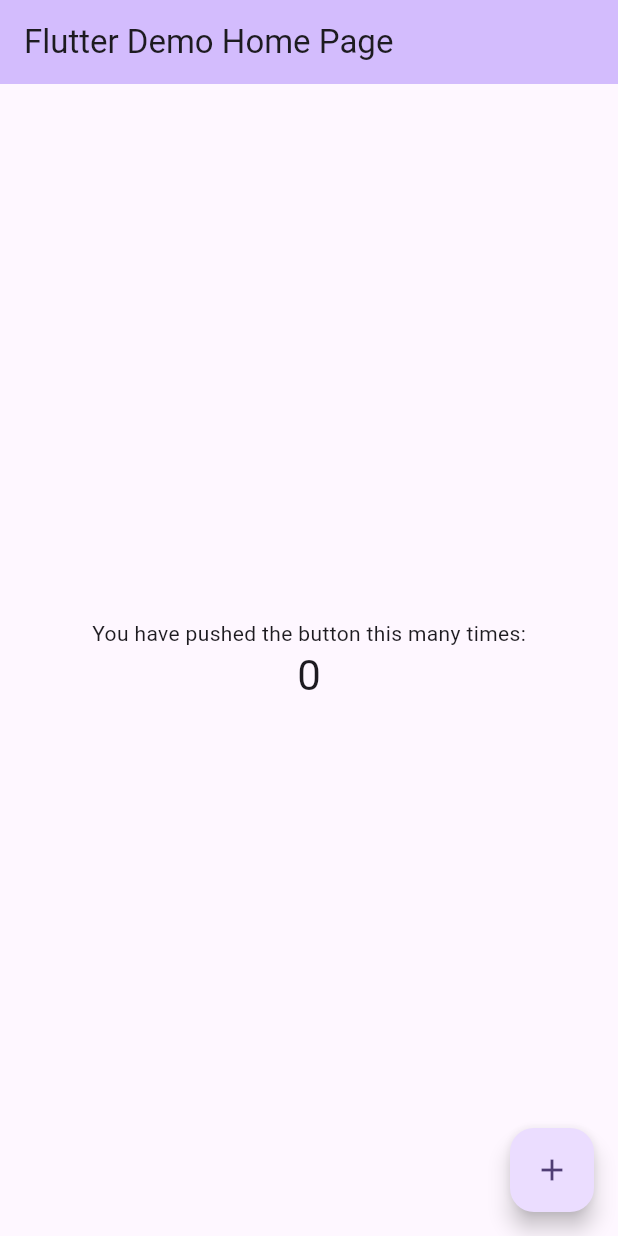
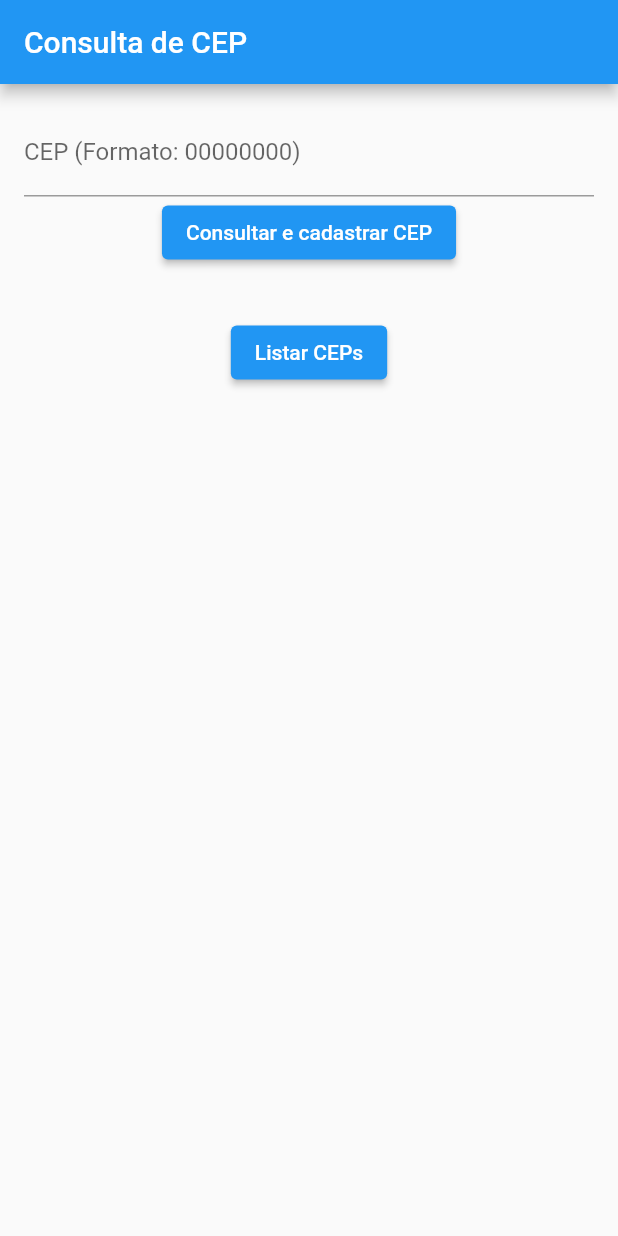
Before and after one commit to apprendii7/consultacep, a Flutter app: the screen it shows after launch, on a phone screen of 412 x 824 dp. Run offline on Flutter 3.47's test engine with Material 2 defaults, Android fonts, the phone set to English and light mode, and no system bars.

Commit message:
feat: ok

```diff
--- a/lib/main.dart
+++ b/lib/main.dart
@@ -1,125 +1,301 @@
+import 'dart:convert';
 import 'package:flutter/material.dart';
+import 'package:http/http.dart' as http;
+
+const back4AppBaseUrl = 'https://parseapi.back4app.com/classes/ceps';
 
 void main() {
-  runApp(const MyApp());
+  runApp(MyApp());
 }
 
 class MyApp extends StatelessWidget {
-  const MyApp({super.key});
-
-  // This widget is the root of your application.
   @override
   Widget build(BuildContext context) {
     return MaterialApp(
-      title: 'Flutter Demo',
-      theme: ThemeData(
-        // This is the theme of your application.
-        //
-        // TRY THIS: Try running your application with "flutter run". You'll see
-        // the application has a blue toolbar. Then, without quitting the app,
-        // try changing the seedColor in the colorScheme below to Colors.green
-        // and then invoke "hot reload" (save your changes or press the "hot
-        // reload" button in a Flutter-supported IDE, or press "r" if you used
-        // the command line to start the app).
-        //
-        // Notice that the counter didn't reset back to zero; the application
-        // state is not lost during the reload. To reset the state, use hot
-        // restart instead.
-        //
-        // This works for code too, not just values: Most code changes can be
-        // tested with just a hot reload.
-        colorScheme: ColorScheme.fromSeed(seedColor: Colors.deepPurple),
-        useMaterial3: true,
-      ),
-      home: const MyHomePage(title: 'Flutter Demo Home Page'),
+      home: HomeScreen(),
     );
   }
 }
 
-class MyHomePage extends StatefulWidget {
-  const MyHomePage({super.key, required this.title});
+class HomeScreen extends StatefulWidget {
+  @override
+  _HomeScreenState createState() => _HomeScreenState();
+}
 
-  // This widget is the home page of your application. It is stateful, meaning
-  // that it has a State object (defined below) that contains fields that affect
-  // how it looks.
-
-  // This class is the configuration for the state. It holds the values (in this
-  // case the title) provided by the parent (in this case the App widget) and
-  // used by the build method of the State. Fields in a Widget subclass are
-  // always marked "final".
-
-  final String title;
+class _HomeScreenState extends State<HomeScreen> {
+  final TextEditingController _cepController = TextEditingController();
+  String _errorMessage = "";
+  String _cepResponse = "";
 
   @override
-  State<MyHomePage> createState() => _MyHomePageState();
+  Widget build(BuildContext context) {
+    return Scaffold(
+      appBar: AppBar(
+        title: Text('Consulta de CEP'),
+      ),
+      body: Padding(
+        padding: const EdgeInsets.all(16.0),
+        child: Column(
+          children: <Widget>[
+            TextField(
+              controller: _cepController,
+              keyboardType: TextInputType.number,
+              decoration: InputDecoration(labelText: 'CEP (Formato: 00000000)'),
+            ),
+            ElevatedButton(
+              onPressed: () async {
+                final cep = _cepController.text;
+
+                if (isValidCep(cep)) {
+                  final viaCepUrl = 'https://viacep.com.br/ws/$cep/json/';
+                  final response = await http.get(Uri.parse(viaCepUrl));
+
+                  if (response.statusCode == 200) {
+                    final data = json.decode(response.body);
+                    _cepResponse =
+                        "Cidade: ${data['localidade']}, UF: ${data['uf']}";
+                    sendCepToBack4App(cep, data);
+                  } else {
+                    _cepResponse = "CEP não encontrado";
+                  }
+                } else {
+                  _cepResponse = "CEP inválido";
+                }
+
+                setState(() {});
+              },
+              child: Text('Consultar e cadastrar CEP'),
+            ),
+            Text(_errorMessage, style: TextStyle(color: Colors.red)),
+            Text(_cepResponse),
+            ElevatedButton(
+              onPressed: () {
+                Navigator.push(
+                  context,
+                  MaterialPageRoute(builder: (context) => ListCepsScreen()),
+                );
+              },
+              child: Text('Listar CEPs'),
+            ),
+          ],
+        ),
+      ),
+    );
+  }
+
+  bool isValidCep(String cep) {
+    final cepRegExp = RegExp(r'^\d{8}$');
+    return cepRegExp.hasMatch(cep);
+  }
+
+  Future<void> sendCepToBack4App(
+      String cep, Map<String, dynamic> viaCepData) async {
+    final url = Uri.parse(back4AppBaseUrl);
+    final response = await http.post(
+      url,
+      headers: {
+        'X-Parse-Application-Id': '', //virá do .env
+        'X-Parse-REST-API-Key': '', //virá do .env
+        'Content-Type': 'application/json',
+      },
+      body: json.encode({
+        'cep': cep,
+        'city': viaCepData['localidade'],
+        'state': viaCepData['uf'],
+      }),
+    );
+
+    if (response.statusCode == 201) {
+    } else {
+      print('Erro ao enviar CEP para o Back4App: ${response.body}');
+    }
+  }
 }
 
-class _MyHomePageState extends State<MyHomePage> {
-  int _counter = 0;
+class ListCepsScreen extends StatefulWidget {
+  @override
+  _ListCepsScreenState createState() => _ListCepsScreenState();
+}
 
-  void _incrementCounter() {
-    setState(() {
-      // This call to setState tells the Flutter framework that something has
-      // changed in this State, which causes it to rerun the build method below
-      // so that the display can reflect the updated values. If we changed
-      // _counter without calling setState(), then the build method would not be
-      // called again, and so nothing would appear to happen.
-      _counter++;
-    });
+class _ListCepsScreenState extends State<ListCepsScreen> {
+  List<Map<String, dynamic>> ceps = [];
+
+  @override
+  void initState() {
+    super.initState();
+    fetchCepsFromBack4App();
   }
 
   @override
   Widget build(BuildContext context) {
-    // This method is rerun every time setState is called, for instance as done
-    // by the _incrementCounter method above.
-    //
-    // The Flutter framework has been optimized to make rerunning build methods
-    // fast, so that you can just rebuild anything that needs updating rather
-    // than having to individually change instances of widgets.
     return Scaffold(
       appBar: AppBar(
-        // TRY THIS: Try changing the color here to a specific color (to
-        // Colors.amber, perhaps?) and trigger a hot reload to see the AppBar
-        // change color while the other colors stay the same.
-        backgroundColor: Theme.of(context).colorScheme.inversePrimary,
-        // Here we take the value from the MyHomePage object that was created by
-        // the App.build method, and use it to set our appbar title.
-        title: Text(widget.title),
+        title: Text('Lista de CEPs'),
       ),
-      body: Center(
-        // Center is a layout widget. It takes a single child and positions it
-        // in the middle of the parent.
+      body: ListView.builder(
+        itemCount: ceps.length,
+        itemBuilder: (context, index) {
+          final cep = ceps[index];
+          return ListTile(
+            title: Text('CEP: ${cep['cep']}'),
+            subtitle: Text('Cidade: ${cep['city']}, UF: ${cep['state']}'),
+            trailing: Row(
+              mainAxisSize: MainAxisSize.min,
+              children: [
+                IconButton(
+                  icon: Icon(Icons.edit),
+                  onPressed: () {
+                    Navigator.push(
+                      context,
+                      MaterialPageRoute(
+                        builder: (context) => EditCepScreen(cep),
+                      ),
+                    );
+                  },
+                ),
+                IconButton(
+                  icon: Icon(Icons.delete),
+                  onPressed: () {
+                    deleteCepFromBack4App(cep['objectId']);
+                  },
+                ),
+              ],
+            ),
+          );
+        },
+      ),
+    );
+  }
+
+  Future<void> fetchCepsFromBack4App() async {
+    final url = Uri.parse(back4AppBaseUrl);
+    final response = await http.get(
+      url,
+      headers: {
+        'X-Parse-Application-Id': '', //virá do .env
+        'X-Parse-REST-API-Key': '', //virá do .env
+      },
+    );
+
+    if (response.statusCode == 200) {
+      final data = json.decode(response.body);
+      ceps = List<Map<String, dynamic>>.from(data['results']);
+      setState(() {});
+    } else {
+      print('Erro ao buscar CEPs do Back4App: ${response.body}');
+    }
+  }
+
+  Future<void> deleteCepFromBack4App(String objectId) async {
+    final url = Uri.parse('$back4AppBaseUrl/$objectId');
+    final response = await http.delete(
+      url,
+      headers: {
+        'X-Parse-Application-Id': '', //virá do .env
+        'X-Parse-REST-API-Key': '', //virá do .env
+      },
+    );
+
+    if (response.statusCode == 200) {
+      fetchCepsFromBack4App();
+    } else {
+      print('Erro ao excluir CEP do Back4App: ${response.body}');
+    }
+  }
+}
+
+class EditCepScreen extends StatefulWidget {
+  final Map<String, dynamic> cep;
+
+  EditCepScreen(this.cep);
+
+  @override
+  _EditCepScreenState createState() => _EditCepScreenState();
+}
+
+class _EditCepScreenState extends State<EditCepScreen> {
+  final TextEditingController _cepController = TextEditingController();
+  final TextEditingController _cityController = TextEditingController();
+  final TextEditingController _stateController = TextEditingController();
+
+  @override
+  void initState() {
+    super.initState();
+    _cepController.text = widget.cep['cep'];
+    _cityController.text = widget.cep['city'];
+    _stateController.text = widget.cep['state'];
+  }
+
+  @override
+  Widget build(BuildContext context) {
+    return Scaffold(
+      appBar: AppBar(
+        title: Text('Editar CEP'),
+      ),
+      body: Padding(
+        padding: const EdgeInsets.all(16.0),
         child: Column(
-          // Column is also a layout widget. It takes a list of children and
-          // arranges them vertically. By default, it sizes itself to fit its
-          // children horizontally, and tries to be as tall as its parent.
-          //
-          // Column has various properties to control how it sizes itself and
-          // how it positions its children. Here we use mainAxisAlignment to
-          // center the children vertically; the main axis here is the vertical
-          // axis because Columns are vertical (the cross axis would be
-          // horizontal).
-          //
-          // TRY THIS: Invoke "debug painting" (choose the "Toggle Debug Paint"
-          // action in the IDE, or press "p" in the console), to see the
-          // wireframe for each widget.
-          mainAxisAlignment: MainAxisAlignment.center,
           children: <Widget>[
-            const Text(
-              'You have pushed the button this many times:',
+            TextField(
+              controller: _cepController,
+              keyboardType: TextInputType.number,
+              decoration: InputDecoration(labelText: 'CEP (Formato: 00000000)'),
             ),
-            Text(
-              '$_counter',
-              style: Theme.of(context).textTheme.headlineMedium,
+            TextField(
+              controller: _cityController,
+              decoration: InputDecoration(labelText: 'Cidade'),
+            ),
+            TextField(
+              controller: _stateController,
+              decoration: InputDecoration(labelText: 'Estado'),
+            ),
+            ElevatedButton(
+              onPressed: () async {
+                final cep = _cepController.text;
+                final city = _cityController.text;
+                final state = _stateController.text;
+
+                if (isValidCep(cep)) {
+                  updateCepInBack4App(widget.cep['objectId'], cep, city, state);
+                } else {}
+              },
+              child: Text('Salvar Alterações'),
             ),
           ],
         ),
       ),
-      floatingActionButton: FloatingActionButton(
-        onPressed: _incrementCounter,
-        tooltip: 'Increment',
-        child: const Icon(Icons.add),
-      ), // This trailing comma makes auto-formatting nicer for build methods.
     );
   }
+
+  bool isValidCep(String cep) {
+    final cepRegExp = RegExp(r'^\d{8}$');
+    return cepRegExp.hasMatch(cep);
+  }
+
+  Future<void> updateCepInBack4App(
+      String objectId, String cep, String city, String state) async {
+    final url = Uri.parse('$back4AppBaseUrl/$objectId');
+    final response = await http.put(
+      url,
+      headers: {
+        'X-Parse-Application-Id': '', //virá do .env
+        'X-Parse-REST-API-Key': '', //virá do .env
+        'Content-Type': 'application/json',
+      },
+      body: json.encode({
+        'cep': cep,
+        'city': city,
+        'state': state,
+      }),
+    );
+
+    if (response.statusCode == 200) {
+      Navigator.push(
+        context,
+        MaterialPageRoute(builder: (context) => ListCepsScreen()),
+      );
+    } else {
+      print('Erro ao atualizar CEP no Back4App: ${response.body}');
+    }
+  }
 }
--- a/pubspec.yaml
+++ b/pubspec.yaml
@@ -35,7 +35,7 @@ dependencies:
   # The following adds the Cupertino Icons font to your application.
   # Use with the CupertinoIcons class for iOS style icons.
   cupertino_icons: ^1.0.2
-
+  http: ^1.1.0
 dev_dependencies:
   flutter_test:
     sdk: flutter
```
Also changed, not shown: pubspec.lock.
